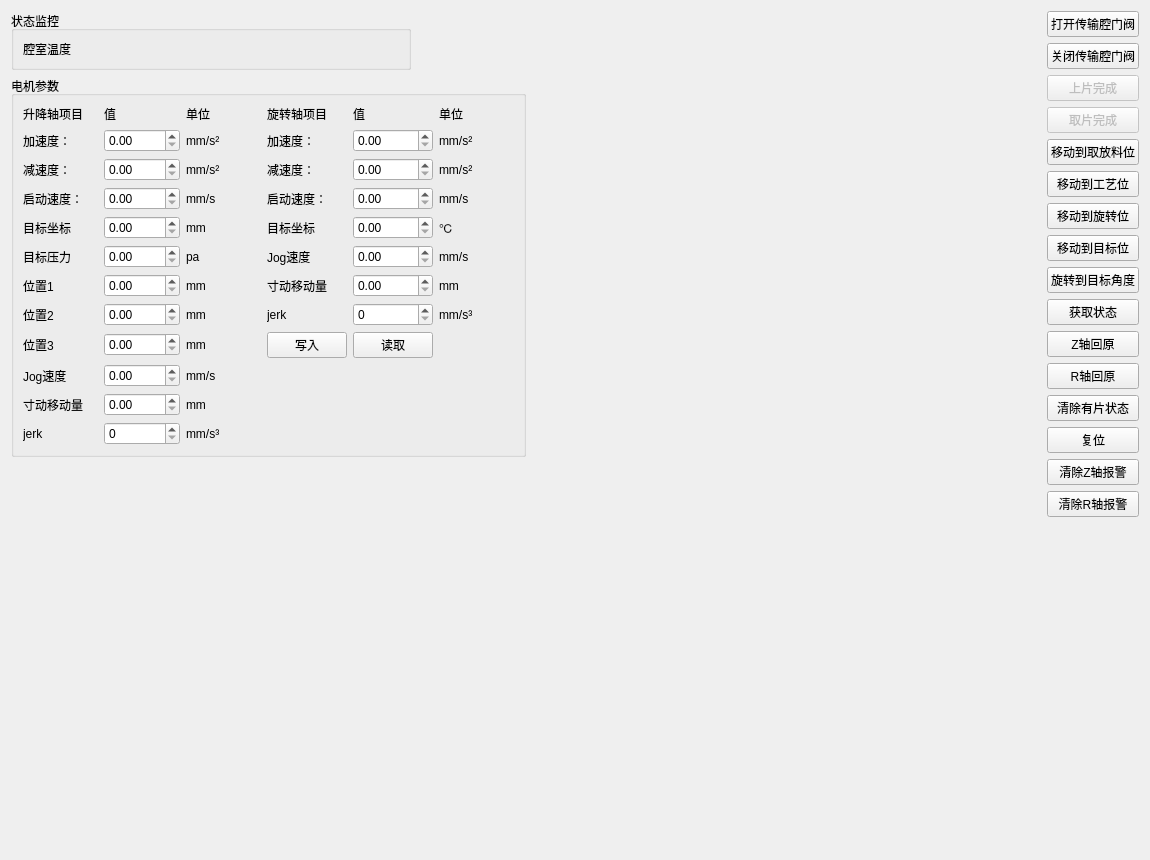
This is device/src/PMCavity/fortrend_pm_cavity_subsystem_widget.ui in zhangzhenxi11/HL as Qt 5 draws it before an edit. The edited form follows.
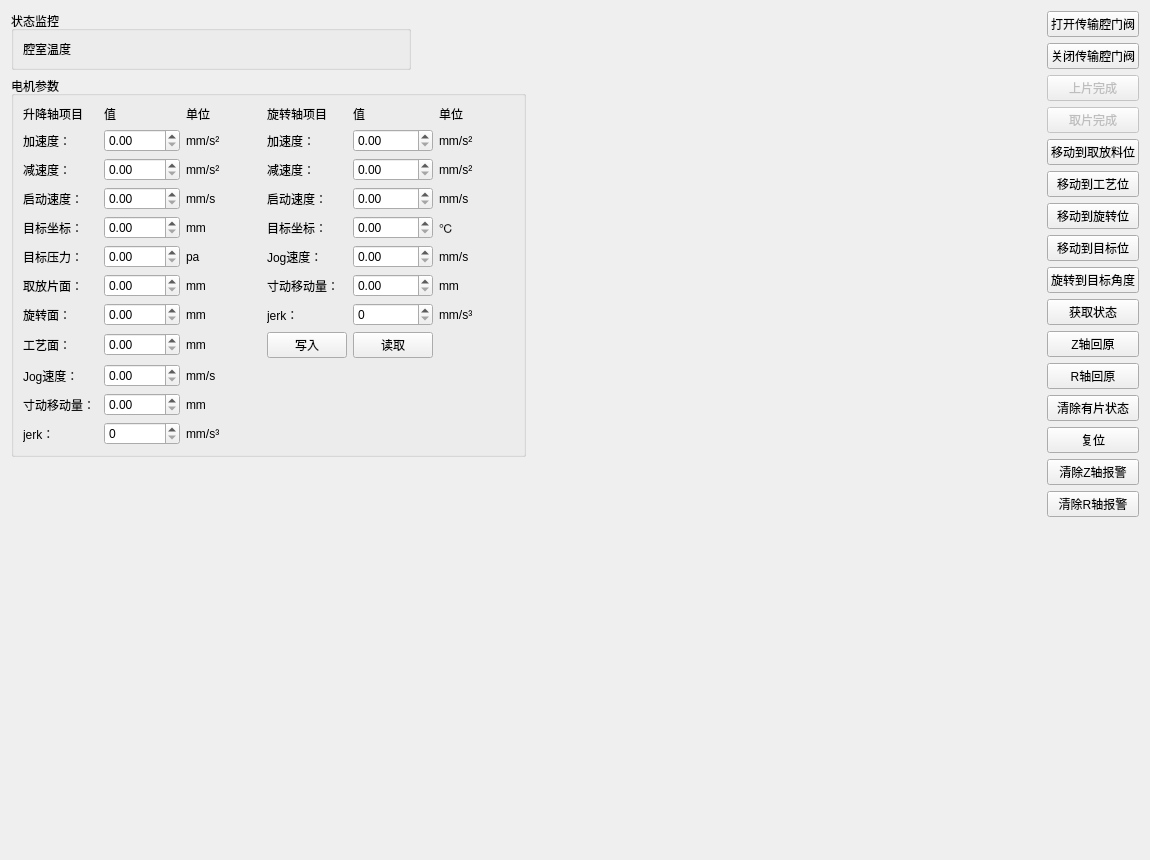
This is the edited form.

Diff of the .ui file:
```diff
--- a/device/src/PMCavity/fortrend_pm_cavity_subsystem_widget.ui
+++ b/device/src/PMCavity/fortrend_pm_cavity_subsystem_widget.ui
@@ -143,7 +143,7 @@
           <item row="5" column="3">
            <widget class="QLabel" name="label_24">
             <property name="text">
-             <string>Jog速度</string>
+             <string>Jog速度：</string>
             </property>
            </widget>
           </item>
@@ -157,7 +157,7 @@
           <item row="9" column="0">
            <widget class="QLabel" name="label_15">
             <property name="text">
-             <string>Jog速度</string>
+             <string>Jog速度：</string>
             </property>
            </widget>
           </item>
@@ -195,7 +195,7 @@
           <item row="4" column="3">
            <widget class="QLabel" name="label_23">
             <property name="text">
-             <string>目标坐标</string>
+             <string>目标坐标：</string>
             </property>
            </widget>
           </item>
@@ -251,7 +251,7 @@
           <item row="8" column="0">
            <widget class="QLabel" name="label_14">
             <property name="text">
-             <string>位置3</string>
+             <string>工艺面：</string>
             </property>
            </widget>
           </item>
@@ -265,7 +265,7 @@
           <item row="4" column="0">
            <widget class="QLabel" name="label_10">
             <property name="text">
-             <string>目标坐标</string>
+             <string>目标坐标：</string>
             </property>
            </widget>
           </item>
@@ -279,7 +279,7 @@
           <item row="5" column="0">
            <widget class="QLabel" name="label_11">
             <property name="text">
-             <string>目标压力</string>
+             <string>目标压力：</string>
             </property>
            </widget>
           </item>
@@ -307,7 +307,7 @@
           <item row="6" column="3">
            <widget class="QLabel" name="label_25">
             <property name="text">
-             <string>寸动移动量</string>
+             <string>寸动移动量：</string>
             </property>
            </widget>
           </item>
@@ -335,7 +335,7 @@
           <item row="6" column="0">
            <widget class="QLabel" name="label_12">
             <property name="text">
-             <string>位置1</string>
+             <string>取放片面：</string>
             </property>
            </widget>
           </item>
@@ -447,14 +447,14 @@
           <item row="7" column="0">
            <widget class="QLabel" name="label_13">
             <property name="text">
-             <string>位置2</string>
+             <string>旋转面：</string>
             </property>
            </widget>
           </item>
           <item row="10" column="0">
            <widget class="QLabel" name="label_16">
             <property name="text">
-             <string>寸动移动量</string>
+             <string>寸动移动量：</string>
             </property>
            </widget>
           </item>
@@ -468,7 +468,7 @@
           <item row="11" column="0">
            <widget class="QLabel" name="label_39">
             <property name="text">
-             <string>jerk</string>
+             <string>jerk：</string>
             </property>
            </widget>
           </item>
@@ -496,7 +496,7 @@
           <item row="7" column="3">
            <widget class="QLabel" name="label_40">
             <property name="text">
-             <string>jerk</string>
+             <string>jerk：</string>
             </property>
            </widget>
           </item>
```
